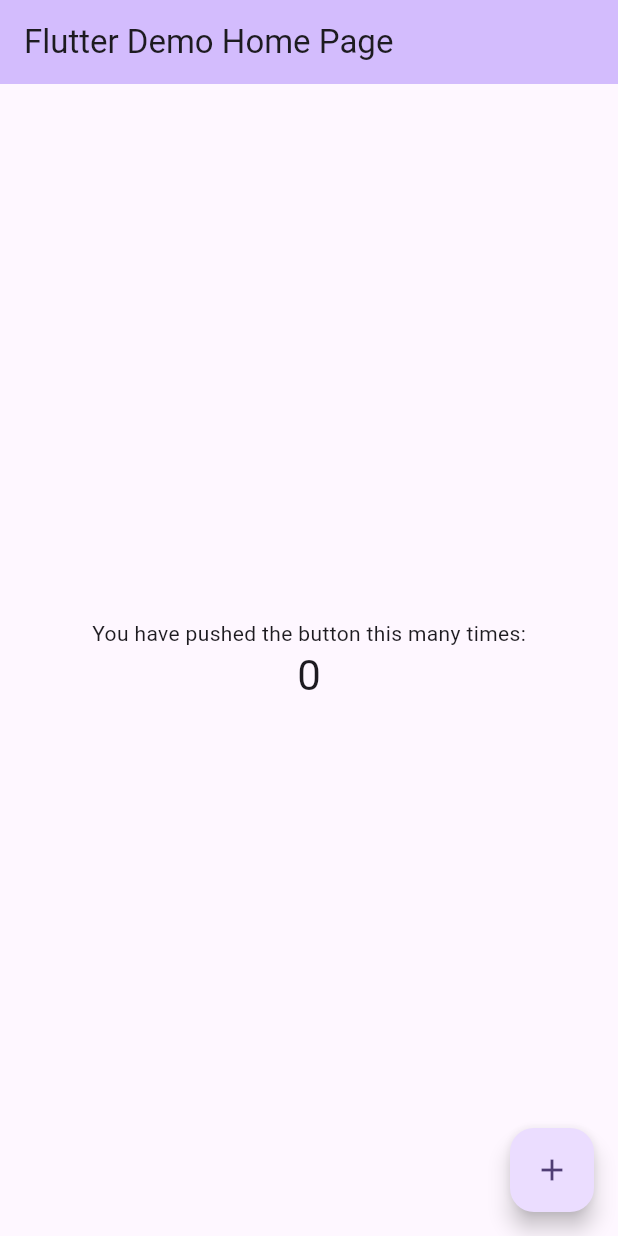
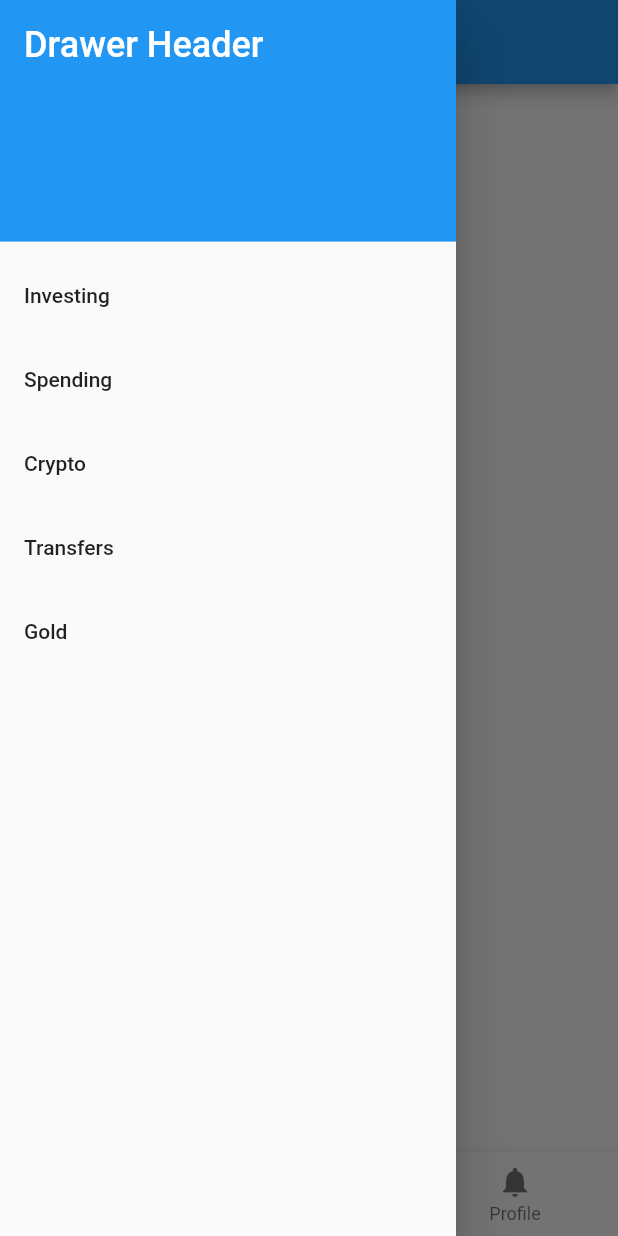
Before and after one commit to PrimeTimeTran/f-RSE, a Flutter app: the screen it shows after launch, with the side drawer open (before the commit the screen has no drawer), on a phone screen of 412 x 824 dp. Run offline on Flutter 3.47's test engine with Material 2 defaults, Android fonts, the phone set to English and light mode, and no system bars.

Commit message:
Add drawer, tab navigators

```diff
--- a/lib/main.dart
+++ b/lib/main.dart
@@ -1,125 +1,136 @@
 import 'package:flutter/material.dart';
 
 void main() {
-  runApp(const MyApp());
+  runApp(MyApp());
 }
 
-class MyApp extends StatelessWidget {
-  const MyApp({super.key});
+class MyApp extends StatefulWidget {
+  @override
+  State<StatefulWidget> createState() {
+    return _MyAppState();
+  }
+}
 
-  // This widget is the root of your application.
+class _MyAppState extends State<MyApp> {
+  int _currentIndex = 0;
+
+  final List<Widget> _tabs = [
+    const TabScreen(title: 'Tab 1'),
+    const TabScreen(title: 'Tab 2'),
+    const TabScreen(title: 'Tab 3'),
+  ];
+
   @override
   Widget build(BuildContext context) {
     return MaterialApp(
-      title: 'Flutter Demo',
+      title: 'My App',
       theme: ThemeData(
-        // This is the theme of your application.
-        //
-        // TRY THIS: Try running your application with "flutter run". You'll see
-        // the application has a blue toolbar. Then, without quitting the app,
-        // try changing the seedColor in the colorScheme below to Colors.green
-        // and then invoke "hot reload" (save your changes or press the "hot
-        // reload" button in a Flutter-supported IDE, or press "r" if you used
-        // the command line to start the app).
-        //
-        // Notice that the counter didn't reset back to zero; the application
-        // state is not lost during the reload. To reset the state, use hot
-        // restart instead.
-        //
-        // This works for code too, not just values: Most code changes can be
-        // tested with just a hot reload.
-        colorScheme: ColorScheme.fromSeed(seedColor: Colors.deepPurple),
-        useMaterial3: true,
+        primarySwatch: Colors.blue,
       ),
-      home: const MyHomePage(title: 'Flutter Demo Home Page'),
+      home: Scaffold(
+        appBar: AppBar(
+          title: Text('My App'),
+        ),
+        drawer: Drawer(
+          child: ListView(
+            children: [
+              const DrawerHeader(
+                decoration: BoxDecoration(
+                  color: Colors.blue,
+                ),
+                child: Text(
+                  'Drawer Header',
+                  style: TextStyle(
+                    color: Colors.white,
+                    fontSize: 24,
+                  ),
+                ),
+              ),
+              ListTile(
+                title: Text('Investing'),
+                onTap: () {
+                  setState(() {
+                    _currentIndex = 0;
+                  });
+                  Navigator.pop(context);
+                },
+              ),
+              ListTile(
+                title: Text('Spending'),
+                onTap: () {
+                  setState(() {
+                    _currentIndex = 1;
+                  });
+                  Navigator.pop(context);
+                },
+              ),
+              ListTile(
+                title: Text('Crypto'),
+                onTap: () {
+                  setState(() {
+                    _currentIndex = 2;
+                  });
+                  Navigator.pop(context);
+                },
+              ),
+              ListTile(
+                title: Text('Transfers'),
+                onTap: () {
+                  setState(() {
+                    _currentIndex = 2;
+                  });
+                  Navigator.pop(context);
+                },
+              ),
+              ListTile(
+                title: Text('Gold'),
+                onTap: () {
+                  setState(() {
+                    _currentIndex = 2;
+                  });
+                  Navigator.pop(context);
+                },
+              ),
+            ],
+          ),
+        ),
+        body: _tabs[_currentIndex],
+        bottomNavigationBar: BottomNavigationBar(
+          currentIndex: _currentIndex,
+          onTap: (index) {
+            setState(() {
+              _currentIndex = index;
+            });
+          },
+          items: const [
+            BottomNavigationBarItem(
+              icon: Icon(Icons.home),
+              label: 'Stocks',
+            ),
+            BottomNavigationBarItem(
+              icon: Icon(Icons.explore),
+              label: 'Crypto',
+            ),
+            BottomNavigationBarItem(
+              icon: Icon(Icons.notifications),
+              label: 'Profile',
+            ),
+          ],
+        ),
+      ),
     );
   }
 }
 
-class MyHomePage extends StatefulWidget {
-  const MyHomePage({super.key, required this.title});
-
-  // This widget is the home page of your application. It is stateful, meaning
-  // that it has a State object (defined below) that contains fields that affect
-  // how it looks.
-
-  // This class is the configuration for the state. It holds the values (in this
-  // case the title) provided by the parent (in this case the App widget) and
-  // used by the build method of the State. Fields in a Widget subclass are
-  // always marked "final".
-
+class TabScreen extends StatelessWidget {
   final String title;
 
-  @override
-  State<MyHomePage> createState() => _MyHomePageState();
-}
-
-class _MyHomePageState extends State<MyHomePage> {
-  int _counter = 0;
-
-  void _incrementCounter() {
-    setState(() {
-      // This call to setState tells the Flutter framework that something has
-      // changed in this State, which causes it to rerun the build method below
-      // so that the display can reflect the updated values. If we changed
-      // _counter without calling setState(), then the build method would not be
-      // called again, and so nothing would appear to happen.
-      _counter++;
-    });
-  }
+  const TabScreen({super.key, required this.title});
 
   @override
   Widget build(BuildContext context) {
-    // This method is rerun every time setState is called, for instance as done
-    // by the _incrementCounter method above.
-    //
-    // The Flutter framework has been optimized to make rerunning build methods
-    // fast, so that you can just rebuild anything that needs updating rather
-    // than having to individually change instances of widgets.
-    return Scaffold(
-      appBar: AppBar(
-        // TRY THIS: Try changing the color here to a specific color (to
-        // Colors.amber, perhaps?) and trigger a hot reload to see the AppBar
-        // change color while the other colors stay the same.
-        backgroundColor: Theme.of(context).colorScheme.inversePrimary,
-        // Here we take the value from the MyHomePage object that was created by
-        // the App.build method, and use it to set our appbar title.
-        title: Text(widget.title),
-      ),
-      body: Center(
-        // Center is a layout widget. It takes a single child and positions it
-        // in the middle of the parent.
-        child: Column(
-          // Column is also a layout widget. It takes a list of children and
-          // arranges them vertically. By default, it sizes itself to fit its
-          // children horizontally, and tries to be as tall as its parent.
-          //
-          // Column has various properties to control how it sizes itself and
-          // how it positions its children. Here we use mainAxisAlignment to
-          // center the children vertically; the main axis here is the vertical
-          // axis because Columns are vertical (the cross axis would be
-          // horizontal).
-          //
-          // TRY THIS: Invoke "debug painting" (choose the "Toggle Debug Paint"
-          // action in the IDE, or press "p" in the console), to see the
-          // wireframe for each widget.
-          mainAxisAlignment: MainAxisAlignment.center,
-          children: <Widget>[
-            const Text(
-              'You have pushed the button this many times:',
-            ),
-            Text(
-              '$_counter',
-              style: Theme.of(context).textTheme.headlineMedium,
-            ),
-          ],
-        ),
-      ),
-      floatingActionButton: FloatingActionButton(
-        onPressed: _incrementCounter,
-        tooltip: 'Increment',
-        child: const Icon(Icons.add),
-      ), // This trailing comma makes auto-formatting nicer for build methods.
+    return Center(
+      child: Text(title),
     );
   }
 }
```
